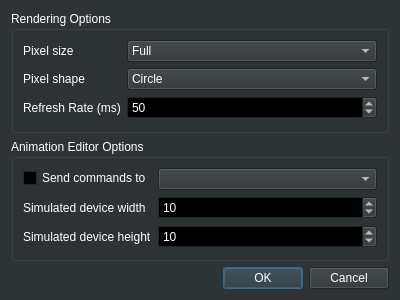
Before: the Qt Designer form gui/window/settingsdialog.ui in 8bitbuddhist/PixelMaestro, drawn with Qt 5.
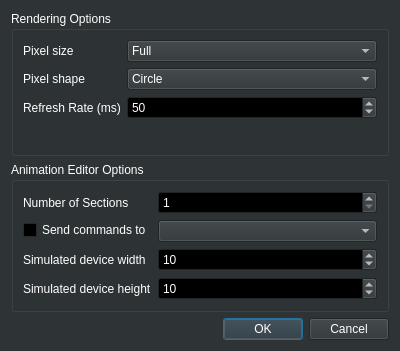
After: the same form once the commit is applied.

Patch:
```diff
--- a/gui/window/settingsdialog.ui
+++ b/gui/window/settingsdialog.ui
@@ -7,7 +7,7 @@
     <x>0</x>
     <y>0</y>
     <width>400</width>
-    <height>300</height>
+    <height>351</height>
    </rect>
   </property>
   <property name="palette">
@@ -538,31 +538,31 @@
      <layout class="QGridLayout" name="gridLayout_3">
       <item row="0" column="0">
        <layout class="QFormLayout" name="animationEditorLayout">
-        <item row="0" column="0">
+        <item row="1" column="0">
          <widget class="QCheckBox" name="serialCheckBox">
           <property name="text">
            <string>Send commands to</string>
           </property>
          </widget>
         </item>
-        <item row="0" column="1">
+        <item row="1" column="1">
          <widget class="QComboBox" name="serialPortComboBox"/>
         </item>
-        <item row="1" column="0">
+        <item row="2" column="0">
          <widget class="QLabel" name="simulatedDeviceWidthLabel">
           <property name="text">
            <string>Simulated device width</string>
           </property>
          </widget>
         </item>
-        <item row="2" column="0">
+        <item row="3" column="0">
          <widget class="QLabel" name="simulatedDeviceHeightLabel">
           <property name="text">
            <string>Simulated device height</string>
           </property>
          </widget>
         </item>
-        <item row="1" column="1">
+        <item row="2" column="1">
          <widget class="QSpinBox" name="simulatedWidthSpinBox">
           <property name="minimum">
            <number>1</number>
@@ -575,7 +575,7 @@
           </property>
          </widget>
         </item>
-        <item row="2" column="1">
+        <item row="3" column="1">
          <widget class="QSpinBox" name="simulatedHeightSpinBox">
           <property name="minimum">
            <number>1</number>
@@ -588,6 +588,23 @@
           </property>
          </widget>
         </item>
+        <item row="0" column="0">
+         <widget class="QLabel" name="label_4">
+          <property name="text">
+           <string>Number of Sections</string>
+          </property>
+         </widget>
+        </item>
+        <item row="0" column="1">
+         <widget class="QSpinBox" name="numSectionsSpinBox">
+          <property name="minimum">
+           <number>1</number>
+          </property>
+          <property name="maximum">
+           <number>255</number>
+          </property>
+         </widget>
+        </item>
        </layout>
       </item>
      </layout>
```
